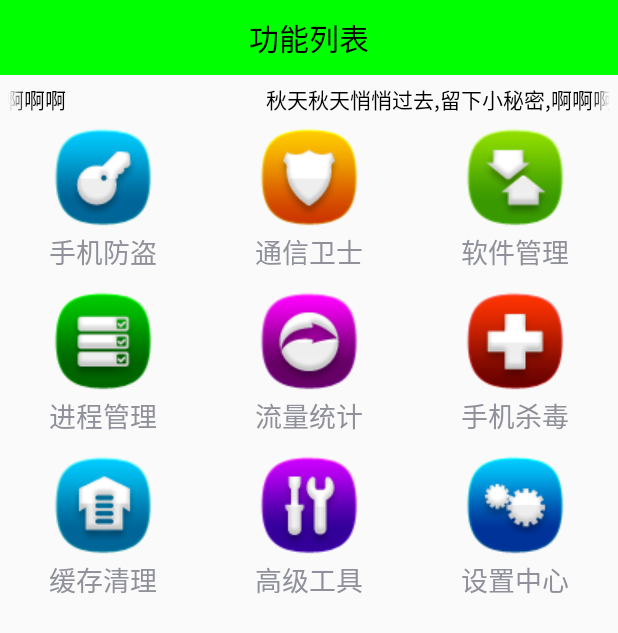
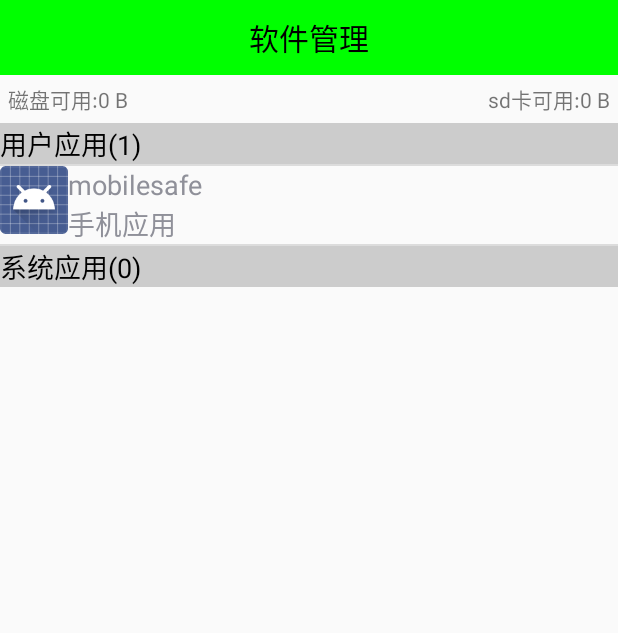
Before and after one commit to bigGreenPeople/mobilesafe, an Android app: the screen it shows after launch (HomeActivity before the commit, AppManagerActivity after it), after a tap on "软件管理", on a phone screen of 412 x 824 dp. Shown: the top 633 px of the screen. Run offline under Robolectric (Android 15) with nearby library versions, the phone set to English and light mode, and no system bars; libraries missing offline, so code that uses them is left out: org.xutils, org.xutils.common, org.xutils.http, org.xutils.x; 2 statements that could not run were skipped; 2 other taps on this screen came first.

Commit message:
应用管理功能完成

```diff
--- a/app/src/main/AndroidManifest.xml
+++ b/app/src/main/AndroidManifest.xml
@@ -19,6 +19,10 @@
     <uses-permission android:name="android.permission.PROCESS_OUTGOING_CALLS" />
     <!-- 拦截电话需要用到的权限 -->
     <uses-permission android:name="android.permission.CALL_PHONE" />
+    <uses-permission android:name="android.permission.READ_CALL_LOG" />
+    <uses-permission android:name="android.permission.WRITE_CALL_LOG" />
+    <uses-permission android:name="android.permission.READ_SMS" />
+    <uses-permission android:name="android.permission.WRITE_SMS" />
 
     <application
         android:name=".application.AndroidApplication"
@@ -47,6 +51,7 @@
         <activity android:name=".activity.AToolActivity"></activity>
         <activity android:name=".activity.QueryAddressActivity"></activity>
         <activity android:name=".activity.BlackNumberActivity"></activity>
+        <activity android:name=".activity.AppManagerActivity"></activity>
 
         <activity
             android:name=".activity.ToastLocationActivity"
--- /dev/null
+++ b/app/src/main/java/com/fj/mobilesafe/activity/AppManagerActivity.java
@@ -0,0 +1,246 @@
+package com.fj.mobilesafe.activity;
+
+import android.app.Activity;
+import android.app.Activity;
+import android.os.Bundle;
+import android.os.Environment;
+import android.os.Handler;
+import android.os.StatFs;
+import android.text.format.Formatter;
+import android.view.View;
+import android.view.ViewGroup;
+import android.widget.AbsListView;
+import android.widget.AbsListView.OnScrollListener;
+import android.widget.BaseAdapter;
+import android.widget.ImageView;
+import android.widget.ListView;
+import android.widget.TextView;
+
+import com.fj.mobilesafe.R;
+import com.fj.mobilesafe.db.domain.AppInfo;
+import com.fj.mobilesafe.engine.AppInfoProvider;
+
+import java.util.ArrayList;
+import java.util.List;
+
+public class AppManagerActivity extends Activity {
+    private List<AppInfo> mAppInfoList;
+
+    private ListView lv_app_list;
+    private MyAdapter mAdapter;
+
+    private List<AppInfo> mSystemList;
+    private List<AppInfo> mCustomerList;
+
+    private Handler mHandler = new Handler(){
+        public void handleMessage(android.os.Message msg) {
+            mAdapter = new MyAdapter();
+            lv_app_list.setAdapter(mAdapter);
+
+            if(tv_des!=null && mCustomerList!=null){
+                tv_des.setText("用户应用("+mCustomerList.size()+")");
+            }
+        };
+    };
+
+    private TextView tv_des;
+
+    class MyAdapter extends BaseAdapter{
+
+        //获取数据适配器中条目类型的总数,修改成两种(纯文本,图片+文字)
+        @Override
+        public int getViewTypeCount() {
+            return super.getViewTypeCount()+1;
+        }
+
+        //指定索引指向的条目类型,条目类型状态码指定(0(复用系统),1)
+        @Override
+        public int getItemViewType(int position) {
+            if(position == 0 || position == mCustomerList.size()+1){
+                //返回0,代表纯文本条目的状态码
+                return 0;
+            }else{
+                //返回1,代表图片+文本条目状态码
+                return 1;
+            }
+        }
+
+        //listView中添加两个描述条目
+        @Override
+        public int getCount() {
+            return mCustomerList.size()+mSystemList.size()+2;
+        }
+
+        @Override
+        public AppInfo getItem(int position) {
+            if(position == 0 || position == mCustomerList.size()+1){
+                return null;
+            }else{
+                if(position<mCustomerList.size()+1){
+                    return mCustomerList.get(position-1);
+                }else{
+                    //返回系统应用对应条目的对象
+                    return mSystemList.get(position - mCustomerList.size()-2);
+                }
+            }
+        }
+
+        @Override
+        public long getItemId(int position) {
+            return position;
+        }
+
+        @Override
+        public View getView(int position, View convertView, ViewGroup parent) {
+            int type = getItemViewType(position);
+
+            if(type == 0){
+                //展示灰色纯文本条目
+                ViewTitleHolder holder = null;
+                if(convertView == null){
+                    convertView = View.inflate(getApplicationContext(), R.layout.listview_app_item_title, null);
+                    holder = new ViewTitleHolder();
+                    holder.tv_title = (TextView)convertView.findViewById(R.id.tv_title);
+                    convertView.setTag(holder);
+                }else{
+                    holder = (ViewTitleHolder) convertView.getTag();
+                }
+                if(position == 0){
+                    holder.tv_title.setText("用户应用("+mCustomerList.size()+")");
+                }else{
+                    holder.tv_title.setText("系统应用("+mSystemList.size()+")");
+                }
+                return convertView;
+            }else{
+                //展示图片+文字条目
+                ViewHolder holder = null;
+                if(convertView == null){
+                    convertView = View.inflate(getApplicationContext(), R.layout.listview_app_item, null);
+                    holder = new ViewHolder();
+                    holder.iv_icon = (ImageView)convertView.findViewById(R.id.iv_icon);
+                    holder.tv_name = (TextView)convertView.findViewById(R.id.tv_name);
+                    holder.tv_path = (TextView) convertView.findViewById(R.id.tv_path);
+                    convertView.setTag(holder);
+                }else{
+                    holder = (ViewHolder) convertView.getTag();
+                }
+                holder.iv_icon.setBackgroundDrawable(getItem(position).icon);
+                holder.tv_name.setText(getItem(position).name);
+                if(getItem(position).isSdCard){
+                    holder.tv_path.setText("sd卡应用");
+                }else{
+                    holder.tv_path.setText("手机应用");
+                }
+                return convertView;
+            }
+        }
+    }
+
+    static class ViewHolder{
+        ImageView iv_icon;
+        TextView tv_name;
+        TextView tv_path;
+    }
+
+    static class ViewTitleHolder{
+        TextView tv_title;
+    }
+
+    @Override
+    protected void onCreate(Bundle savedInstanceState) {
+        super.onCreate(savedInstanceState);
+        setContentView(R.layout.activity_app_manager);
+
+        initTitle();
+        initList();
+    }
+
+    private void initList() {
+        lv_app_list = (ListView) findViewById(R.id.lv_app_list);
+        tv_des = (TextView) findViewById(R.id.tv_des);
+
+        new Thread(){
+            public void run() {
+                mAppInfoList = AppInfoProvider.getAppInfoList(getApplicationContext());
+                mSystemList = new ArrayList<AppInfo>();
+                mCustomerList = new ArrayList<AppInfo>();
+                for (AppInfo appInfo : mAppInfoList) {
+                    if(appInfo.isSystem){
+                        //系统应用
+                        mSystemList.add(appInfo);
+                    }else{
+                        //用户应用
+                        mCustomerList.add(appInfo);
+                    }
+                }
+                mHandler.sendEmptyMessage(0);
+            };
+        }.start();
+
+        lv_app_list.setOnScrollListener(new OnScrollListener() {
+            @Override
+            public void onScrollStateChanged(AbsListView view, int scrollState) {
+
+            }
+
+            @Override
+            public void onScroll(AbsListView view, int firstVisibleItem,
+                                 int visibleItemCount, int totalItemCount) {
+                //滚动过程中调用方法
+                //AbsListView中view就是listView对象
+                //firstVisibleItem第一个可见条目索引值
+                //visibleItemCount当前一个屏幕的可见条目数
+                //总共条目总数
+                if(mCustomerList!=null && mSystemList!=null){
+                    if(firstVisibleItem>=mCustomerList.size()+1){
+                        //滚动到了系统条目
+                        tv_des.setText("系统应用("+mSystemList.size()+")");
+                    }else{
+                        //滚动到了用户应用条目
+                        tv_des.setText("用户应用("+mCustomerList.size()+")");
+                    }
+                }
+
+            }
+        });
+    }
+
+    private void initTitle() {
+        //1,获取磁盘(内存,区分于手机运行内存)可用大小,磁盘路径
+        String path = Environment.getDataDirectory().getAbsolutePath();
+        //2,获取sd卡可用大小,sd卡路径
+        String sdPath = Environment.getExternalStorageDirectory().getAbsolutePath();
+        //3,获取以上两个路径下文件夹的可用大小
+        String memoryAvailSpace = Formatter.formatFileSize(this, getAvailSpace(path));
+        String sdMemoryAvailSpace = Formatter.formatFileSize(this,getAvailSpace(sdPath));
+
+        TextView tv_memory = (TextView) findViewById(R.id.tv_memory);
+        TextView tv_sd_memory = (TextView) findViewById(R.id.tv_sd_memory);
+
+        tv_memory.setText("磁盘可用:"+memoryAvailSpace);
+        tv_sd_memory.setText("sd卡可用:"+sdMemoryAvailSpace);
+    }
+
+    //int代表多少个G
+    /**
+     * 返回值结果单位为byte = 8bit,最大结果为2147483647 bytes
+     * @param path
+     * @return	返回指定路径可用区域的byte类型值
+     */
+    private long getAvailSpace(String path) {
+        //获取可用磁盘大小类
+        StatFs statFs = new StatFs(path);
+        //获取可用区块的个数
+        long count = statFs.getAvailableBlocks();
+        //获取区块的大小
+        long size = statFs.getBlockSize();
+        //区块大小*可用区块个数 == 可用空间大小
+        return count*size;
+//		Integer.MAX_VALUE	代表int类型数据的最大大小
+//		0x7FFFFFFF
+//
+//		2147483647bytes/1024 =  2096128 KB
+//		2096128KB/1024 = 2047	MB
+//		2047MB = 2G
+    }
+}
--- a/app/src/main/java/com/fj/mobilesafe/activity/HomeActivity.java
+++ b/app/src/main/java/com/fj/mobilesafe/activity/HomeActivity.java
@@ -175,6 +175,10 @@ public class HomeActivity extends Activity {
                         //跳转到通信卫士模块
                         startActivity(new Intent(getApplicationContext(), BlackNumberActivity.class));
                         break;
+                    case 2:
+                        //跳转到通信卫士模块
+                        startActivity(new Intent(getApplicationContext(), AppManagerActivity.class));
+                        break;
                     case 7:
                         //跳转到高级工具功能列表界面
                         startActivity(new Intent(getApplicationContext(), AToolActivity.class));
--- /dev/null
+++ b/app/src/main/java/com/fj/mobilesafe/engine/AppInfoProvider.java
@@ -0,0 +1,57 @@
+package com.fj.mobilesafe.engine;
+
+import android.content.Context;
+import android.content.pm.ApplicationInfo;
+import android.content.pm.PackageInfo;
+import android.content.pm.PackageManager;
+
+import com.fj.mobilesafe.db.domain.AppInfo;
+
+import java.util.ArrayList;
+import java.util.List;
+
+
+public class AppInfoProvider {
+    /**
+     * 返回当前手机所有的应用的相关信息(名称,包名,图标,(手机内存,sd卡),(系统,用户));
+     *
+     * @param ctx 获取包管理者的上下文环境
+     * @return 包含手机安装应用相关信息的集合
+     */
+    public static List<AppInfo> getAppInfoList(Context ctx) {
+        //1,包的管理者对象
+        PackageManager pm = ctx.getPackageManager();
+        //2,获取安装在手机上应用相关信息的集合
+        List<PackageInfo> packageInfoList = pm.getInstalledPackages(0);
+        List<AppInfo> appInfoList = new ArrayList<AppInfo>();
+        //3,循环遍历应用信息的集合
+        for (PackageInfo packageInfo : packageInfoList) {
+            AppInfo appInfo = new AppInfo();
+            //4,获取应用的包名
+            appInfo.packageName = packageInfo.packageName;
+            //5,应用名称
+            ApplicationInfo applicationInfo = packageInfo.applicationInfo;
+            appInfo.name = applicationInfo.loadLabel(pm).toString();
+            //6,获取图标
+            appInfo.icon = applicationInfo.loadIcon(pm);
+            //7,判断是否为系统应用(每一个手机上的应用对应的flag都不一致)
+            if ((applicationInfo.flags & ApplicationInfo.FLAG_SYSTEM) == ApplicationInfo.FLAG_SYSTEM) {
+                //系统应用
+                appInfo.isSystem = true;
+            } else {
+                //非系统应用
+                appInfo.isSystem = false;
+            }
+            //8,是否为sd卡中安装应用
+            if ((applicationInfo.flags & ApplicationInfo.FLAG_EXTERNAL_STORAGE) == ApplicationInfo.FLAG_EXTERNAL_STORAGE) {
+                //系统应用
+                appInfo.isSdCard = true;
+            } else {
+                //非系统应用
+                appInfo.isSdCard = false;
+            }
+            appInfoList.add(appInfo);
+        }
+        return appInfoList;
+    }
+}
--- /dev/null
+++ b/app/src/main/res/layout/activity_app_manager.xml
@@ -0,0 +1,48 @@
+<?xml version="1.0" encoding="utf-8"?>
+<LinearLayout xmlns:android="http://schemas.android.com/apk/res/android"
+    android:layout_width="match_parent"
+    android:layout_height="match_parent"
+    android:orientation="vertical">
+
+    <TextView
+        style="@style/TitleStyle"
+        android:text="软件管理" />
+
+    <RelativeLayout
+        android:layout_width="match_parent"
+        android:layout_height="wrap_content"
+        android:padding="5dp">
+
+        <TextView
+            android:id="@+id/tv_memory"
+            android:layout_width="wrap_content"
+            android:layout_height="wrap_content"
+            android:text="磁盘可用" />
+
+        <TextView
+            android:id="@+id/tv_sd_memory"
+            android:layout_width="wrap_content"
+            android:layout_height="wrap_content"
+            android:layout_alignParentRight="true"
+            android:text="sd卡可用" />
+    </RelativeLayout>
+
+    <FrameLayout
+        android:layout_width="match_parent"
+        android:layout_height="wrap_content">
+
+        <ListView
+            android:id="@+id/lv_app_list"
+            android:layout_width="match_parent"
+            android:layout_height="wrap_content"></ListView>
+
+        <TextView
+            android:id="@+id/tv_des"
+            android:layout_width="match_parent"
+            android:layout_height="wrap_content"
+            android:background="#ccc"
+            android:textColor="#000"
+            android:textSize="18sp" />
+    </FrameLayout>
+
+</LinearLayout>
--- /dev/null
+++ b/app/src/main/res/layout/listview_app_item.xml
@@ -0,0 +1,28 @@
+<?xml version="1.0" encoding="utf-8"?>
+<RelativeLayout xmlns:android="http://schemas.android.com/apk/res/android"
+    android:layout_width="match_parent"
+    android:layout_height="match_parent">
+
+    <ImageView
+        android:id="@+id/iv_icon"
+        android:layout_width="45dp"
+        android:layout_height="45dp"
+        android:background="@drawable/ic_launcher" />
+
+    <TextView
+        android:id="@+id/tv_name"
+        android:layout_width="wrap_content"
+        android:layout_height="wrap_content"
+        android:layout_toRightOf="@id/iv_icon"
+        android:text="应用名称"
+        android:textSize="18sp" />
+
+    <TextView
+        android:id="@+id/tv_path"
+        android:layout_width="wrap_content"
+        android:layout_height="wrap_content"
+        android:layout_below="@id/tv_name"
+        android:layout_toRightOf="@id/iv_icon"
+        android:text="应用安装路径"
+        android:textSize="18sp" />
+</RelativeLayout>
--- /dev/null
+++ b/app/src/main/res/layout/listview_app_item_title.xml
@@ -0,0 +1,14 @@
+<?xml version="1.0" encoding="utf-8"?>
+<LinearLayout xmlns:android="http://schemas.android.com/apk/res/android"
+    android:layout_width="match_parent"
+    android:layout_height="match_parent"
+    android:orientation="vertical">
+
+    <TextView
+        android:id="@+id/tv_title"
+        android:layout_width="match_parent"
+        android:layout_height="wrap_content"
+        android:background="#ccc"
+        android:textColor="#000"
+        android:textSize="18sp" />
+</LinearLayout>
```
Also changed, not shown: app/src/main/java/com/fj/mobilesafe/activity/AToolActivity.java (+56 -1 lines), app/src/main/java/com/fj/mobilesafe/db/domain/AppInfo.java (added, +52 -0 lines), app/src/main/java/com/fj/mobilesafe/engine/SmsBackUp.java (added, +117 -0 lines), app/src/main/java/com/fj/mobilesafe/service/BlackNumberService.java (+36 -5 lines), app/src/main/res/layout/activity_atool.xml (+17 -0 lines).
